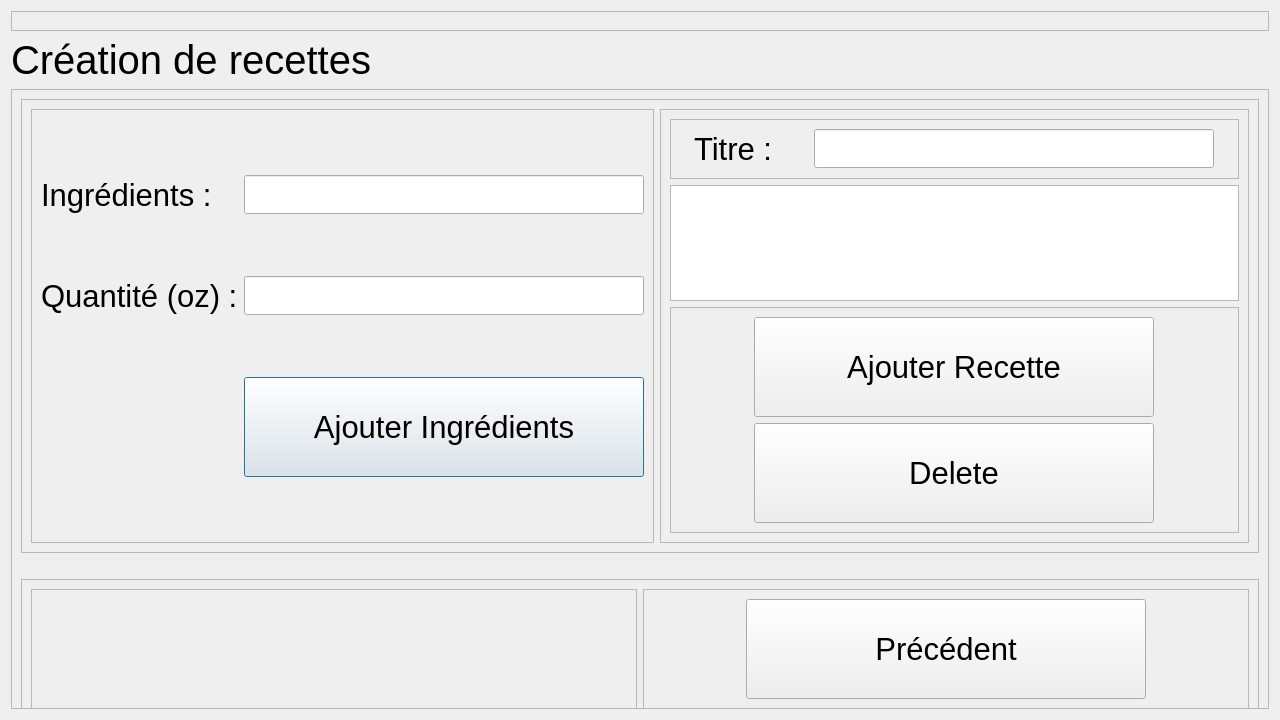
This is Logiciel/pi_controller/HMI2/recette.ui in emilerenaud/BartendUS-GROS4 as Qt 5 draws it before an edit. The edited form follows.
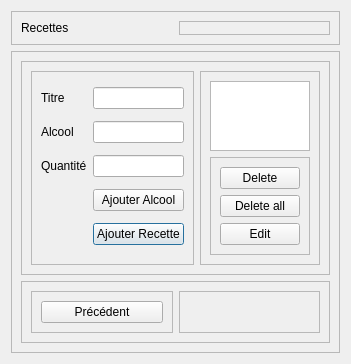
This is the edited form.

The edit to the form file:
```diff
--- a/Logiciel/pi_controller/HMI2/recette.ui
+++ b/Logiciel/pi_controller/HMI2/recette.ui
@@ -6,22 +6,10 @@
    <rect>
     <x>0</x>
     <y>0</y>
-    <width>1280</width>
-    <height>720</height>
+    <width>270</width>
+    <height>300</height>
    </rect>
   </property>
-  <property name="minimumSize">
-   <size>
-    <width>1280</width>
-    <height>720</height>
-   </size>
-  </property>
-  <property name="maximumSize">
-   <size>
-    <width>3000</width>
-    <height>3000</height>
-   </size>
-  </property>
   <property name="windowTitle">
    <string>Dialog</string>
   </property>
@@ -31,7 +19,7 @@
      <property name="maximumSize">
       <size>
        <width>16777215</width>
-       <height>60</height>
+       <height>50</height>
       </size>
      </property>
      <property name="frameShape">
@@ -40,19 +28,25 @@
      <property name="frameShadow">
       <enum>QFrame::Raised</enum>
      </property>
-     <layout class="QHBoxLayout" name="horizontalLayout"/>
-    </widget>
-   </item>
-   <item>
-    <widget class="QLabel" name="label">
-     <property name="font">
-      <font>
-       <pointsize>30</pointsize>
-      </font>
-     </property>
-     <property name="text">
-      <string>Création de recettes</string>
-     </property>
+     <layout class="QHBoxLayout" name="horizontalLayout">
+      <item>
+       <widget class="QLabel" name="label">
+        <property name="text">
+         <string>Recettes</string>
+        </property>
+       </widget>
+      </item>
+      <item>
+       <widget class="QFrame" name="frame">
+        <property name="frameShape">
+         <enum>QFrame::StyledPanel</enum>
+        </property>
+        <property name="frameShadow">
+         <enum>QFrame::Raised</enum>
+        </property>
+       </widget>
+      </item>
+     </layout>
     </widget>
    </item>
    <item>
@@ -82,81 +76,47 @@
             <enum>QFrame::Raised</enum>
            </property>
            <layout class="QGridLayout" name="gridLayout_2">
-            <item row="2" column="0">
-             <widget class="QLabel" name="label_3">
-              <property name="font">
-               <font>
-                <pointsize>23</pointsize>
-               </font>
-              </property>
+            <item row="4" column="1">
+             <widget class="QPushButton" name="ajouter_recette">
               <property name="text">
-               <string>Quantité (oz) :</string>
-              </property>
-             </widget>
-            </item>
-            <item row="1" column="0">
-             <widget class="QLabel" name="label_2">
-              <property name="font">
-               <font>
-                <pointsize>23</pointsize>
-               </font>
-              </property>
-              <property name="text">
-               <string>Ingrédients :</string>
+               <string>Ajouter Recette</string>
               </property>
              </widget>
             </item>
             <item row="2" column="1">
-             <widget class="QLineEdit" name="quantite_ligne">
-              <property name="maximumSize">
-               <size>
-                <width>400</width>
-                <height>16777215</height>
-               </size>
-              </property>
-              <property name="font">
-               <font>
-                <pointsize>20</pointsize>
-               </font>
-              </property>
-             </widget>
+             <widget class="QLineEdit" name="quantite_ligne"/>
             </item>
             <item row="1" column="1">
-             <widget class="QLineEdit" name="alcool_ligne">
-              <property name="maximumSize">
-               <size>
-                <width>400</width>
-                <height>16777215</height>
-               </size>
-              </property>
-              <property name="font">
-               <font>
-                <pointsize>20</pointsize>
-               </font>
+             <widget class="QLineEdit" name="alcool_ligne"/>
+            </item>
+            <item row="0" column="0">
+             <widget class="QLabel" name="label_4">
+              <property name="text">
+               <string>Titre</string>
               </property>
              </widget>
             </item>
             <item row="3" column="1">
              <widget class="QPushButton" name="ajouter_alcool">
-              <property name="minimumSize">
-               <size>
-                <width>400</width>
-                <height>100</height>
-               </size>
+              <property name="text">
+               <string>Ajouter Alcool</string>
               </property>
-              <property name="maximumSize">
-               <size>
-                <width>400</width>
-                <height>100</height>
-               </size>
+             </widget>
+            </item>
+            <item row="1" column="0">
+             <widget class="QLabel" name="label_2">
+              <property name="text">
+               <string>Alcool</string>
               </property>
-              <property name="font">
-               <font>
-                <pointsize>23</pointsize>
-               </font>
-              </property>
+             </widget>
+            </item>
+            <item row="0" column="1">
+             <widget class="QLineEdit" name="titre_ligne"/>
+            </item>
+            <item row="2" column="0">
+             <widget class="QLabel" name="label_3">
               <property name="text">
-               <string>Ajouter Ingrédients</string>
+               <string>Quantité</string>
               </property>
              </widget>
             </item>
@@ -173,64 +133,7 @@
            </property>
            <layout class="QVBoxLayout" name="verticalLayout_4">
             <item>
-             <widget class="QFrame" name="frame_7">
-              <property name="minimumSize">
-               <size>
-                <width>0</width>
-                <height>60</height>
-               </size>
-              </property>
-              <property name="frameShape">
-               <enum>QFrame::StyledPanel</enum>
-              </property>
-              <property name="frameShadow">
-               <enum>QFrame::Raised</enum>
-              </property>
-              <layout class="QHBoxLayout" name="horizontalLayout_4">
-               <item>
-                <widget class="QLabel" name="label_4">
-                 <property name="maximumSize">
-                  <size>
-                   <width>100</width>
-                   <height>16777215</height>
-                  </size>
-                 </property>
-                 <property name="font">
-                  <font>
-                   <pointsize>23</pointsize>
-                  </font>
-                 </property>
-                 <property name="text">
-                  <string>Titre :</string>
-                 </property>
-                </widget>
-               </item>
-               <item>
-                <widget class="QLineEdit" name="titre_ligne">
-                 <property name="maximumSize">
-                  <size>
-                   <width>400</width>
-                   <height>16777215</height>
-                  </size>
-                 </property>
-                 <property name="font">
-                  <font>
-                   <pointsize>20</pointsize>
-                  </font>
-                 </property>
-                </widget>
-               </item>
-              </layout>
-             </widget>
-            </item>
-            <item>
-             <widget class="QListWidget" name="listWidget">
-              <property name="font">
-               <font>
-                <pointsize>20</pointsize>
-               </font>
-              </property>
-             </widget>
+             <widget class="QListWidget" name="listWidget"/>
             </item>
             <item>
              <widget class="QFrame" name="frame_6">
@@ -241,54 +144,27 @@
                <enum>QFrame::Raised</enum>
               </property>
               <layout class="QGridLayout" name="gridLayout_3">
-               <item row="0" column="2">
-                <widget class="QPushButton" name="ajouter_recette">
-                 <property name="minimumSize">
-                  <size>
-                   <width>400</width>
-                   <height>100</height>
-                  </size>
-                 </property>
-                 <property name="maximumSize">
-                  <size>
-                   <width>400</width>
-                   <height>100</height>
-                  </size>
-                 </property>
-                 <property name="font">
-                  <font>
-                   <pointsize>23</pointsize>
-                  </font>
-                 </property>
+               <item row="3" column="2">
+                <widget class="QPushButton" name="edit">
                  <property name="text">
-                  <string>Ajouter Recette</string>
+                  <string>Edit</string>
                  </property>
                 </widget>
                </item>
                <item row="1" column="2">
                 <widget class="QPushButton" name="supprimer">
-                 <property name="minimumSize">
-                  <size>
-                   <width>400</width>
-                   <height>100</height>
-                  </size>
-                 </property>
-                 <property name="maximumSize">
-                  <size>
-                   <width>400</width>
-                   <height>100</height>
-                  </size>
-                 </property>
-                 <property name="font">
-                  <font>
-                   <pointsize>23</pointsize>
-                  </font>
-                 </property>
                  <property name="text">
                   <string>Delete</string>
                  </property>
                 </widget>
                </item>
+               <item row="2" column="2">
+                <widget class="QPushButton" name="delete_all">
+                 <property name="text">
+                  <string>Delete all</string>
+                 </property>
+                </widget>
+               </item>
               </layout>
              </widget>
             </item>
@@ -300,16 +176,10 @@
       </item>
       <item>
        <widget class="QFrame" name="bas_2">
-        <property name="minimumSize">
-         <size>
-          <width>0</width>
-          <height>140</height>
-         </size>
-        </property>
         <property name="maximumSize">
          <size>
           <width>16777215</width>
-          <height>100</height>
+          <height>90</height>
          </size>
         </property>
         <property name="frameShape">
@@ -321,49 +191,15 @@
         <layout class="QHBoxLayout" name="horizontalLayout_3">
          <item>
           <widget class="QFrame" name="frame_2">
-           <property name="minimumSize">
-            <size>
-             <width>0</width>
-             <height>90</height>
-            </size>
-           </property>
            <property name="frameShape">
             <enum>QFrame::StyledPanel</enum>
            </property>
            <property name="frameShadow">
             <enum>QFrame::Raised</enum>
            </property>
-           <layout class="QGridLayout" name="gridLayout"/>
-          </widget>
-         </item>
-         <item>
-          <widget class="QFrame" name="frame_3">
-           <property name="frameShape">
-            <enum>QFrame::StyledPanel</enum>
-           </property>
-           <property name="frameShadow">
-            <enum>QFrame::Raised</enum>
-           </property>
-           <layout class="QVBoxLayout" name="verticalLayout_3">
-            <item alignment="Qt::AlignHCenter">
+           <layout class="QGridLayout" name="gridLayout">
+            <item row="0" column="0">
              <widget class="QPushButton" name="precedent">
-              <property name="minimumSize">
-               <size>
-                <width>400</width>
-                <height>50</height>
-               </size>
-              </property>
-              <property name="maximumSize">
-               <size>
-                <width>400</width>
-                <height>100</height>
-               </size>
-              </property>
-              <property name="font">
-               <font>
-                <pointsize>23</pointsize>
-               </font>
-              </property>
               <property name="text">
                <string>Précédent</string>
               </property>
@@ -372,6 +208,25 @@
            </layout>
           </widget>
          </item>
+         <item>
+          <widget class="QFrame" name="frame_3">
+           <property name="frameShape">
+            <enum>QFrame::StyledPanel</enum>
+           </property>
+           <property name="frameShadow">
+            <enum>QFrame::Raised</enum>
+           </property>
+           <layout class="QVBoxLayout" name="verticalLayout_3">
+            <item>
+             <widget class="QLabel" name="labelTest">
+              <property name="text">
+               <string/>
+              </property>
+             </widget>
+            </item>
+           </layout>
+          </widget>
+         </item>
         </layout>
        </widget>
       </item>
```
